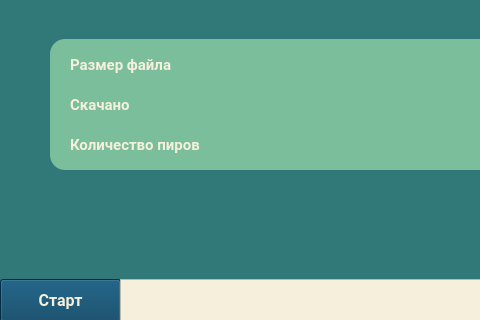
Bryanskaya/CourseNetworks, file src/ui/form.ui: the form before one commit; both pictures show x 0 to 480 and y 161 to 481 of the 800 by 481 pixel window.
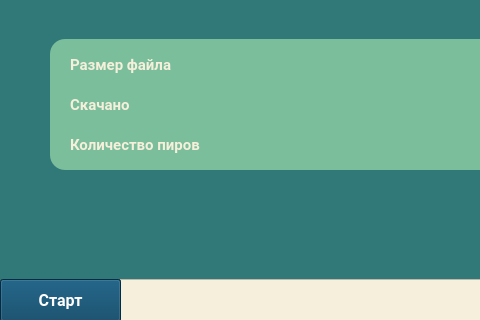
The form after the commit.

```diff
--- a/src/ui/form.ui
+++ b/src/ui/form.ui
@@ -1278,9 +1278,9 @@
       <colorrole role="WindowText">
        <brush brushstyle="SolidPattern">
         <color alpha="255">
-         <red>246</red>
-         <green>239</green>
-         <blue>219</blue>
+         <red>2</red>
+         <green>62</green>
+         <blue>95</blue>
         </color>
        </brush>
       </colorrole>
@@ -1314,18 +1314,18 @@
       <colorrole role="Text">
        <brush brushstyle="SolidPattern">
         <color alpha="255">
-         <red>246</red>
-         <green>239</green>
-         <blue>219</blue>
+         <red>2</red>
+         <green>62</green>
+         <blue>95</blue>
         </color>
        </brush>
       </colorrole>
       <colorrole role="ButtonText">
        <brush brushstyle="SolidPattern">
         <color alpha="255">
-         <red>246</red>
-         <green>239</green>
-         <blue>219</blue>
+         <red>2</red>
+         <green>62</green>
+         <blue>95</blue>
         </color>
        </brush>
       </colorrole>
@@ -1350,9 +1350,9 @@
       <colorrole role="PlaceholderText">
        <brush brushstyle="NoBrush">
         <color alpha="128">
-         <red>246</red>
-         <green>239</green>
-         <blue>219</blue>
+         <red>2</red>
+         <green>62</green>
+         <blue>95</blue>
         </color>
        </brush>
       </colorrole>
@@ -1361,9 +1361,9 @@
       <colorrole role="WindowText">
        <brush brushstyle="SolidPattern">
         <color alpha="255">
-         <red>246</red>
-         <green>239</green>
-         <blue>219</blue>
+         <red>2</red>
+         <green>62</green>
+         <blue>95</blue>
         </color>
        </brush>
       </colorrole>
@@ -1397,18 +1397,18 @@
       <colorrole role="Text">
        <brush brushstyle="SolidPattern">
         <color alpha="255">
-         <red>246</red>
-         <green>239</green>
-         <blue>219</blue>
+         <red>2</red>
+         <green>62</green>
+         <blue>95</blue>
         </color>
        </brush>
       </colorrole>
       <colorrole role="ButtonText">
        <brush brushstyle="SolidPattern">
         <color alpha="255">
-         <red>246</red>
-         <green>239</green>
-         <blue>219</blue>
+         <red>2</red>
+         <green>62</green>
+         <blue>95</blue>
         </color>
        </brush>
       </colorrole>
@@ -1433,9 +1433,9 @@
       <colorrole role="PlaceholderText">
        <brush brushstyle="NoBrush">
         <color alpha="128">
-         <red>246</red>
-         <green>239</green>
-         <blue>219</blue>
+         <red>2</red>
+         <green>62</green>
+         <blue>95</blue>
         </color>
        </brush>
       </colorrole>
@@ -1444,9 +1444,9 @@
       <colorrole role="WindowText">
        <brush brushstyle="SolidPattern">
         <color alpha="255">
-         <red>246</red>
-         <green>239</green>
-         <blue>219</blue>
+         <red>2</red>
+         <green>62</green>
+         <blue>95</blue>
         </color>
        </brush>
       </colorrole>
@@ -1480,18 +1480,18 @@
       <colorrole role="Text">
        <brush brushstyle="SolidPattern">
         <color alpha="255">
-         <red>246</red>
-         <green>239</green>
-         <blue>219</blue>
+         <red>2</red>
+         <green>62</green>
+         <blue>95</blue>
         </color>
        </brush>
       </colorrole>
       <colorrole role="ButtonText">
        <brush brushstyle="SolidPattern">
         <color alpha="255">
-         <red>246</red>
-         <green>239</green>
-         <blue>219</blue>
+         <red>2</red>
+         <green>62</green>
+         <blue>95</blue>
         </color>
        </brush>
       </colorrole>
@@ -1516,9 +1516,9 @@
       <colorrole role="PlaceholderText">
        <brush brushstyle="NoBrush">
         <color alpha="128">
-         <red>246</red>
-         <green>239</green>
-         <blue>219</blue>
+         <red>2</red>
+         <green>62</green>
+         <blue>95</blue>
         </color>
        </brush>
       </colorrole>
@@ -1533,6 +1533,7 @@
    </property>
    <property name="styleSheet">
     <string notr="true">background-color: rgb(246, 239, 219);
+color: rgb(2, 62, 95);
 border-top-left-radius: 10px;
 border-bottom-left-radius: 10px;
 padding-left: 13px;</string>
@@ -1652,7 +1653,7 @@
     <enum>Qt::AutoText</enum>
    </property>
   </widget>
-  <widget class="QPushButton" name="actionBtn">
+  <widget class="QPushButton" name="startBtn">
    <property name="geometry">
     <rect>
      <x>0</x>
@@ -1897,11 +1898,7 @@
    </property>
    <property name="styleSheet">
     <string notr="true">background: rgb(2, 62, 95);
-color: rgb(255, 255, 255);
-QPushButton::hover 
-{
-	background: white;
-}</string>
+color: rgb(255, 255, 255);</string>
    </property>
    <property name="text">
     <string>Старт</string>
@@ -1926,6 +1923,273 @@
     <enum>QFrame::Raised</enum>
    </property>
   </widget>
+  <widget class="QPushButton" name="stopBtn">
+   <property name="enabled">
+    <bool>true</bool>
+   </property>
+   <property name="geometry">
+    <rect>
+     <x>0</x>
+     <y>440</y>
+     <width>121</width>
+     <height>43</height>
+    </rect>
+   </property>
+   <property name="palette">
+    <palette>
+     <active>
+      <colorrole role="WindowText">
+       <brush brushstyle="SolidPattern">
+        <color alpha="255">
+         <red>255</red>
+         <green>255</green>
+         <blue>255</blue>
+        </color>
+       </brush>
+      </colorrole>
+      <colorrole role="Button">
+       <brush brushstyle="SolidPattern">
+        <color alpha="255">
+         <red>211</red>
+         <green>68</green>
+         <blue>12</blue>
+        </color>
+       </brush>
+      </colorrole>
+      <colorrole role="Text">
+       <brush brushstyle="SolidPattern">
+        <color alpha="255">
+         <red>255</red>
+         <green>255</green>
+         <blue>255</blue>
+        </color>
+       </brush>
+      </colorrole>
+      <colorrole role="ButtonText">
+       <brush brushstyle="SolidPattern">
+        <color alpha="255">
+         <red>255</red>
+         <green>255</green>
+         <blue>255</blue>
+        </color>
+       </brush>
+      </colorrole>
+      <colorrole role="Base">
+       <brush brushstyle="SolidPattern">
+        <color alpha="255">
+         <red>211</red>
+         <green>68</green>
+         <blue>12</blue>
+        </color>
+       </brush>
+      </colorrole>
+      <colorrole role="Window">
+       <brush brushstyle="SolidPattern">
+        <color alpha="255">
+         <red>211</red>
+         <green>68</green>
+         <blue>12</blue>
+        </color>
+       </brush>
+      </colorrole>
+      <colorrole role="ToolTipText">
+       <brush brushstyle="SolidPattern">
+        <color alpha="255">
+         <red>255</red>
+         <green>255</green>
+         <blue>255</blue>
+        </color>
+       </brush>
+      </colorrole>
+      <colorrole role="PlaceholderText">
+       <brush brushstyle="NoBrush">
+        <color alpha="128">
+         <red>255</red>
+         <green>255</green>
+         <blue>255</blue>
+        </color>
+       </brush>
+      </colorrole>
+     </active>
+     <inactive>
+      <colorrole role="WindowText">
+       <brush brushstyle="SolidPattern">
+        <color alpha="255">
+         <red>255</red>
+         <green>255</green>
+         <blue>255</blue>
+        </color>
+       </brush>
+      </colorrole>
+      <colorrole role="Button">
+       <brush brushstyle="SolidPattern">
+        <color alpha="255">
+         <red>211</red>
+         <green>68</green>
+         <blue>12</blue>
+        </color>
+       </brush>
+      </colorrole>
+      <colorrole role="Text">
+       <brush brushstyle="SolidPattern">
+        <color alpha="255">
+         <red>255</red>
+         <green>255</green>
+         <blue>255</blue>
+        </color>
+       </brush>
+      </colorrole>
+      <colorrole role="ButtonText">
+       <brush brushstyle="SolidPattern">
+        <color alpha="255">
+         <red>255</red>
+         <green>255</green>
+         <blue>255</blue>
+        </color>
+       </brush>
+      </colorrole>
+      <colorrole role="Base">
+       <brush brushstyle="SolidPattern">
+        <color alpha="255">
+         <red>211</red>
+         <green>68</green>
+         <blue>12</blue>
+        </color>
+       </brush>
+      </colorrole>
+      <colorrole role="Window">
+       <brush brushstyle="SolidPattern">
+        <color alpha="255">
+         <red>211</red>
+         <green>68</green>
+         <blue>12</blue>
+        </color>
+       </brush>
+      </colorrole>
+      <colorrole role="ToolTipText">
+       <brush brushstyle="SolidPattern">
+        <color alpha="255">
+         <red>255</red>
+         <green>255</green>
+         <blue>255</blue>
+        </color>
+       </brush>
+      </colorrole>
+      <colorrole role="PlaceholderText">
+       <brush brushstyle="NoBrush">
+        <color alpha="128">
+         <red>255</red>
+         <green>255</green>
+         <blue>255</blue>
+        </color>
+       </brush>
+      </colorrole>
+     </inactive>
+     <disabled>
+      <colorrole role="WindowText">
+       <brush brushstyle="SolidPattern">
+        <color alpha="255">
+         <red>255</red>
+         <green>255</green>
+         <blue>255</blue>
+        </color>
+       </brush>
+      </colorrole>
+      <colorrole role="Button">
+       <brush brushstyle="SolidPattern">
+        <color alpha="255">
+         <red>211</red>
+         <green>68</green>
+         <blue>12</blue>
+        </color>
+       </brush>
+      </colorrole>
+      <colorrole role="Text">
+       <brush brushstyle="SolidPattern">
+        <color alpha="255">
+         <red>255</red>
+         <green>255</green>
+         <blue>255</blue>
+        </color>
+       </brush>
+      </colorrole>
+      <colorrole role="ButtonText">
+       <brush brushstyle="SolidPattern">
+        <color alpha="255">
+         <red>255</red>
+         <green>255</green>
+         <blue>255</blue>
+        </color>
+       </brush>
+      </colorrole>
+      <colorrole role="Base">
+       <brush brushstyle="SolidPattern">
+        <color alpha="255">
+         <red>211</red>
+         <green>68</green>
+         <blue>12</blue>
+        </color>
+       </brush>
+      </colorrole>
+      <colorrole role="Window">
+       <brush brushstyle="SolidPattern">
+        <color alpha="255">
+         <red>211</red>
+         <green>68</green>
+         <blue>12</blue>
+        </color>
+       </brush>
+      </colorrole>
+      <colorrole role="ToolTipText">
+       <brush brushstyle="SolidPattern">
+        <color alpha="255">
+         <red>255</red>
+         <green>255</green>
+         <blue>255</blue>
+        </color>
+       </brush>
+      </colorrole>
+      <colorrole role="PlaceholderText">
+       <brush brushstyle="NoBrush">
+        <color alpha="128">
+         <red>255</red>
+         <green>255</green>
+         <blue>255</blue>
+        </color>
+       </brush>
+      </colorrole>
+     </disabled>
+    </palette>
+   </property>
+   <property name="font">
+    <font>
+     <family>Roboto</family>
+     <pointsize>12</pointsize>
+     <weight>75</weight>
+     <bold>true</bold>
+    </font>
+   </property>
+   <property name="styleSheet">
+    <string notr="true">background: rgb(211, 68, 12);
+color: rgb(255, 255, 255);</string>
+   </property>
+   <property name="text">
+    <string>Стоп</string>
+   </property>
+  </widget>
+  <zorder>torLine</zorder>
+  <zorder>openTorBtn</zorder>
+  <zorder>label</zorder>
+  <zorder>openLocBtn</zorder>
+  <zorder>statFrame</zorder>
+  <zorder>locLine</zorder>
+  <zorder>label_2</zorder>
+  <zorder>label_6</zorder>
+  <zorder>label_7</zorder>
+  <zorder>label_8</zorder>
+  <zorder>progressBar</zorder>
+  <zorder>stopBtn</zorder>
+  <zorder>startBtn</zorder>
  </widget>
  <resources/>
  <connections/>
```
